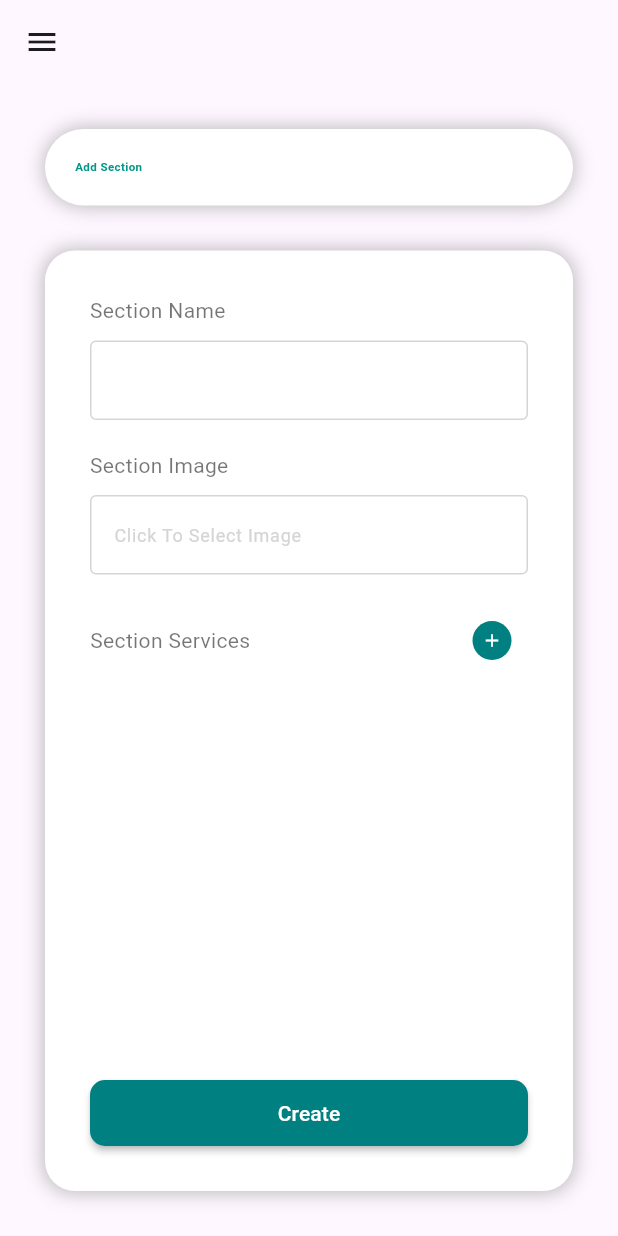
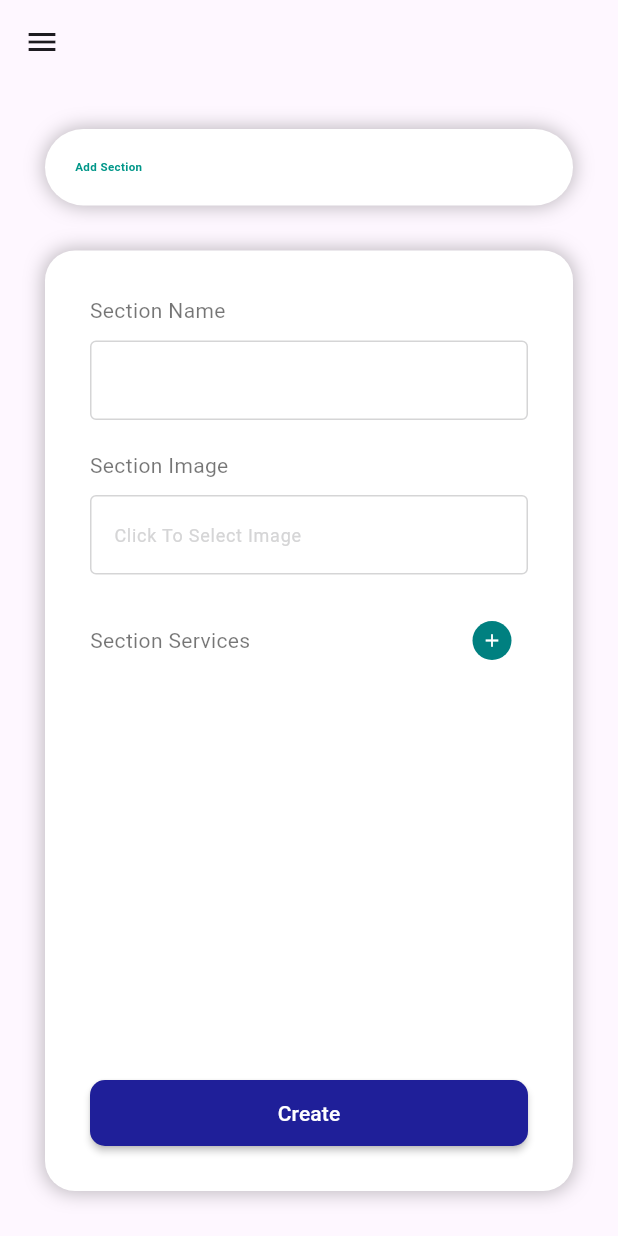
Before and after one commit to sedrabarakat/Dashboard-Medical-Center, a Flutter app: the AddSectionScreen screen opened by its route, on a phone screen of 412 x 824 dp. Run offline on Flutter 3.47's test engine with Material 3 defaults, Android fonts, the phone set to English and light mode, and no system bars; drawn by our look-alikes of progress_state_button; our stand-ins replace animate_do, animated_text_kit, bloc, dartz, dio, file_picker and 10 more; accounts and stored records are empty; network calls fail.

Commit message:
Change the sign in background color

```diff
--- a/lib/features/auth/presentation/widgets/custom_state_button.dart
+++ b/lib/features/auth/presentation/widgets/custom_state_button.dart
@@ -44,8 +44,8 @@ class CustomStateButton extends StatelessWidget {
         )
       },
       stateColors: {
-        ButtonState.idle: ColorsHelper.teal,
-        ButtonState.loading: ColorsHelper.teal,
+        ButtonState.idle: Color(0XFF1F1F99),
+        ButtonState.loading: Color(0XFF1F1F99),
         ButtonState.fail: Colors.red.shade300,
         ButtonState.success: Colors.green.shade400
       },
--- a/lib/features/sections/presentation/cubits/section_cubit.dart
+++ b/lib/features/sections/presentation/cubits/section_cubit.dart
@@ -249,7 +249,6 @@ class SectionCubit extends Cubit<SectionState> {
           CustomStateButton(
             onPressed: () async {
               if (addServiceKey.currentState!.validate()) {
-                // Todo handle the edit
                 if (type == ServiceCrud.edit) {
                   await editService(sectionDetails!.service![index!].id,
                           sectionDetails!.id.toString())
```
Also changed, not shown: assets/images/login_background_image.svg, assets/images/login_image.svg.
